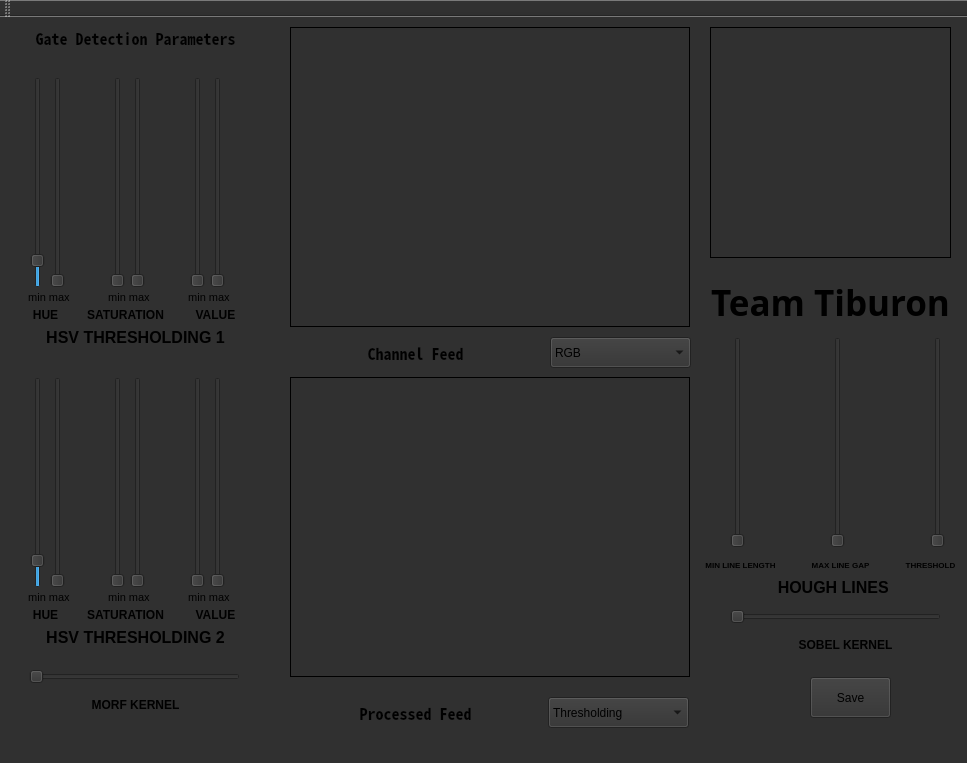
This is tiburon_gui/ui/gate.ui in deviduttanayak-github/Team_Tiburon as Qt 5 draws it before an edit. The edited form follows.
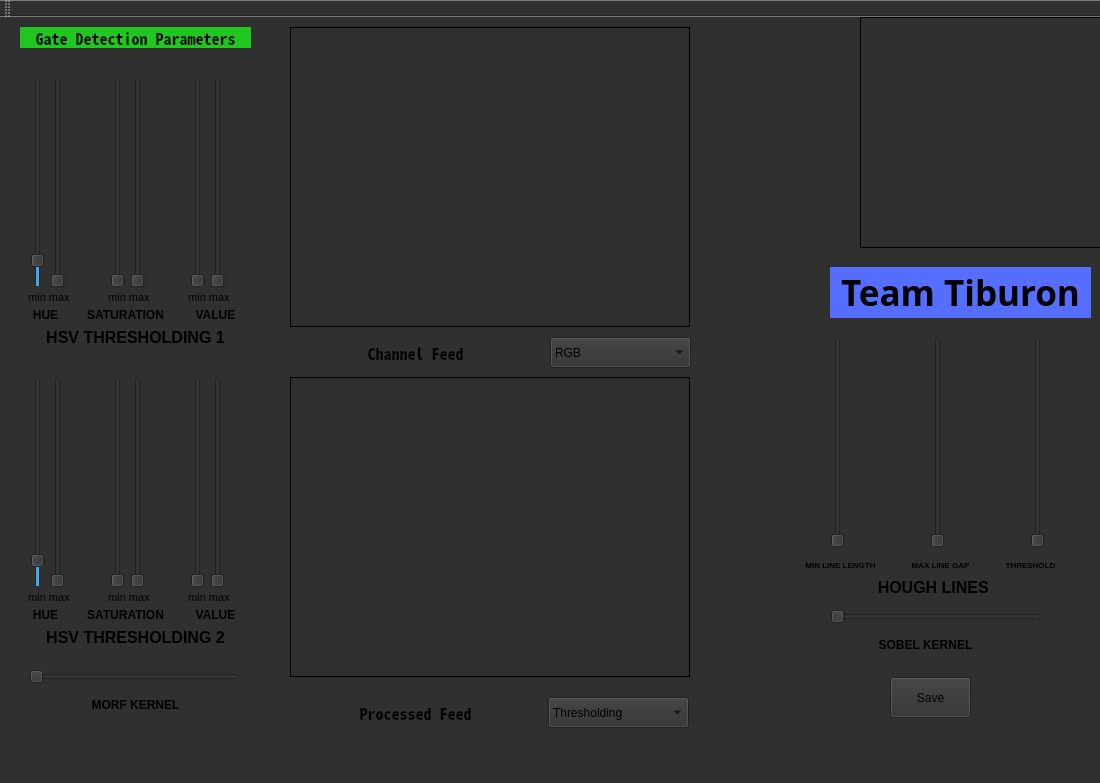
This is the edited form.

Patch:
```diff
--- a/tiburon_gui/ui/gate.ui
+++ b/tiburon_gui/ui/gate.ui
@@ -6,8 +6,8 @@
    <rect>
     <x>0</x>
     <y>0</y>
-    <width>967</width>
-    <height>763</height>
+    <width>1100</width>
+    <height>783</height>
    </rect>
   </property>
   <property name="font">
@@ -28,8 +28,8 @@
    <widget class="QLabel" name="logo">
     <property name="geometry">
      <rect>
-      <x>710</x>
-      <y>10</y>
+      <x>860</x>
+      <y>0</y>
       <width>241</width>
       <height>231</height>
      </rect>
@@ -69,7 +69,7 @@
    <widget class="QPushButton" name="save">
     <property name="geometry">
      <rect>
-      <x>810</x>
+      <x>890</x>
       <y>660</y>
       <width>81</width>
       <height>41</height>
@@ -303,7 +303,7 @@
    <widget class="QSlider" name="HL_th">
     <property name="geometry">
      <rect>
-      <x>930</x>
+      <x>1030</x>
       <y>320</y>
       <width>16</width>
       <height>211</height>
@@ -319,7 +319,7 @@
    <widget class="QSlider" name="HL_mll">
     <property name="geometry">
      <rect>
-      <x>730</x>
+      <x>830</x>
       <y>320</y>
       <width>16</width>
       <height>211</height>
@@ -335,7 +335,7 @@
    <widget class="QSlider" name="HL_mlg">
     <property name="geometry">
      <rect>
-      <x>830</x>
+      <x>930</x>
       <y>320</y>
       <width>16</width>
       <height>211</height>
@@ -373,7 +373,7 @@
    <widget class="QSlider" name="sobel">
     <property name="geometry">
      <rect>
-      <x>730</x>
+      <x>830</x>
       <y>590</y>
       <width>211</width>
       <height>20</height>
@@ -409,6 +409,9 @@
       <bold>true</bold>
      </font>
     </property>
+    <property name="styleSheet">
+     <string notr="true">background-color: rgb(33, 199, 33);</string>
+    </property>
     <property name="text">
      <string>Gate Detection Parameters</string>
     </property>
@@ -419,8 +422,8 @@
    <widget class="QLabel" name="tiburonLabel">
     <property name="geometry">
      <rect>
-      <x>700</x>
-      <y>260</y>
+      <x>830</x>
+      <y>250</y>
       <width>261</width>
       <height>51</height>
      </rect>
@@ -433,6 +436,9 @@
       <bold>true</bold>
      </font>
     </property>
+    <property name="styleSheet">
+     <string notr="true">background-color: rgb(85, 110, 255);</string>
+    </property>
     <property name="text">
      <string>Team Tiburon</string>
     </property>
@@ -900,7 +906,7 @@
    <widget class="QLabel" name="label_15">
     <property name="geometry">
      <rect>
-      <x>730</x>
+      <x>830</x>
       <y>560</y>
       <width>211</width>
       <height>21</height>
@@ -923,7 +929,7 @@
    <widget class="QLabel" name="label_16">
     <property name="geometry">
      <rect>
-      <x>690</x>
+      <x>790</x>
       <y>540</y>
       <width>101</width>
       <height>16</height>
@@ -969,7 +975,7 @@
    <widget class="QLabel" name="label_18">
     <property name="geometry">
      <rect>
-      <x>790</x>
+      <x>870</x>
       <y>620</y>
       <width>111</width>
       <height>16</height>
@@ -992,7 +998,7 @@
    <widget class="QLabel" name="label_19">
     <property name="geometry">
      <rect>
-      <x>790</x>
+      <x>890</x>
       <y>540</y>
       <width>101</width>
       <height>16</height>
@@ -1015,7 +1021,7 @@
    <widget class="QLabel" name="label_20">
     <property name="geometry">
      <rect>
-      <x>900</x>
+      <x>1000</x>
       <y>540</y>
       <width>61</width>
       <height>16</height>
```
Left out of the diff: 4 changed lines with no effect on the pictures.
